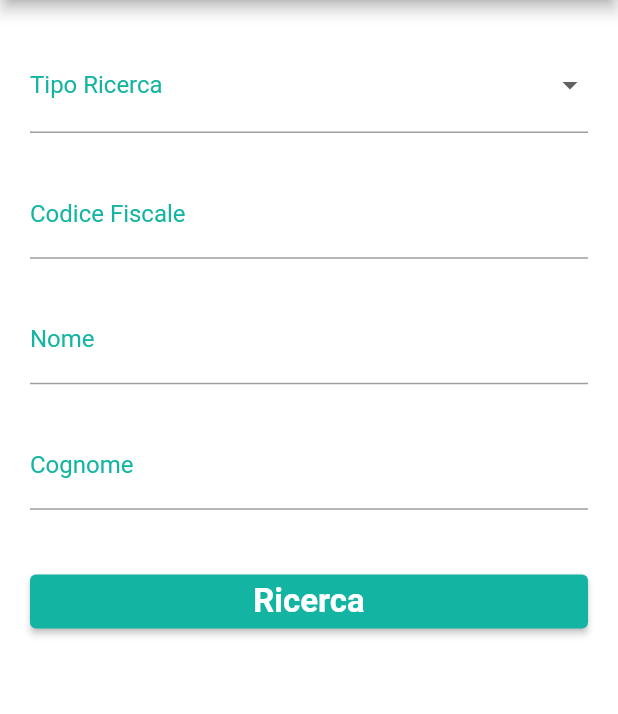
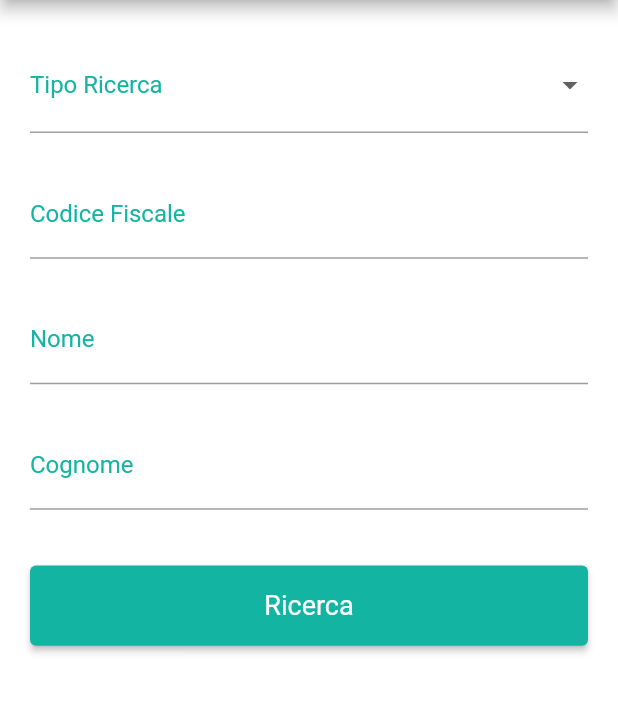
Before and after one commit to maxdevis/resettami, a Flutter app: the screen it shows after launch, on a phone screen of 412 x 824 dp, the part 90-804 px from its top. Run offline on Flutter 3.47's test engine with Material 2 defaults, Android fonts, the phone set to English and light mode, and no system bars; our stand-ins replace device_preview, dio, fl_chart, flutter_easyloading, flutter_secure_storage, flutter_svg and 2 more.

Commit message:
mofiche varie

```diff
--- a/lib/Screens/Login.dart
+++ b/lib/Screens/Login.dart
@@ -168,7 +168,7 @@ class _LoginPageState extends State<LoginPage> {
                   },
                   style: ElevatedButton.styleFrom(
                       backgroundColor: primaryColor,
-                      textStyle: const TextStyle(fontSize: 22, fontWeight: FontWeight.bold)
+                      textStyle: const TextStyle(fontSize: 18)
                   ),
                   child: Text("signIn".i18n()),
                 ),
--- a/lib/Screens/SearchAssistiti.dart
+++ b/lib/Screens/SearchAssistiti.dart
@@ -198,6 +198,7 @@ class _SearchAssistitiPage extends State<SearchAssistitiScreen> {
               ),
               SizedBox(
                 width: size.width,
+                height: size.height * .065,
                 child: ElevatedButton(
                   onPressed: () async {
                     if (await _search(context)) {
@@ -213,8 +214,8 @@ class _SearchAssistitiPage extends State<SearchAssistitiScreen> {
                   },
                   style: ElevatedButton.styleFrom(
                       backgroundColor: primaryColor,
-                      textStyle: const TextStyle(
-                          fontSize: 22, fontWeight: FontWeight.bold)),
+                      textStyle: const TextStyle(fontSize: 18)
+                  ),
                   child: const Text("Ricerca"),
                 ),
               ),
```
